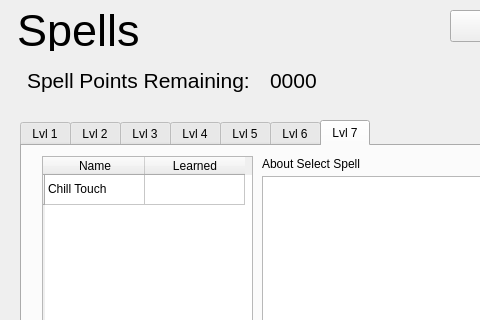
Qt form dndprototype/spells.ui (Jcamp44/dndBuilder) before a commit; both pictures show x 0 to 480 and y 0 to 320 of the 616 by 513 pixel window.
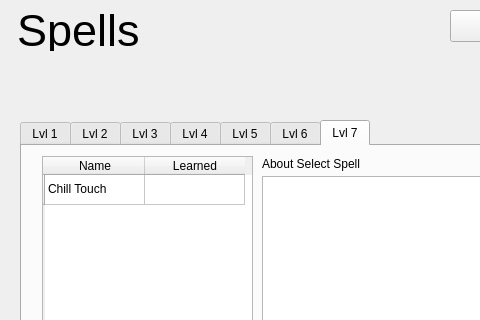
The same form after that commit. The open tabs and pages were chosen to show the change.

The edit to the form file:
```diff
--- a/dndprototype/spells.ui
+++ b/dndprototype/spells.ui
@@ -533,44 +533,6 @@
     <string>Spells</string>
    </property>
   </widget>
-  <widget class="QLabel" name="label_2">
-   <property name="geometry">
-    <rect>
-     <x>270</x>
-     <y>70</y>
-     <width>62</width>
-     <height>21</height>
-    </rect>
-   </property>
-   <property name="font">
-    <font>
-     <family>Arial</family>
-     <pointsize>16</pointsize>
-    </font>
-   </property>
-   <property name="text">
-    <string>0000</string>
-   </property>
-  </widget>
-  <widget class="QLabel" name="label">
-   <property name="geometry">
-    <rect>
-     <x>27</x>
-     <y>60</y>
-     <width>231</width>
-     <height>41</height>
-    </rect>
-   </property>
-   <property name="font">
-    <font>
-     <family>Arial</family>
-     <pointsize>16</pointsize>
-    </font>
-   </property>
-   <property name="text">
-    <string>Spell Points Remaining:</string>
-   </property>
-  </widget>
   <widget class="QPushButton" name="btnAboutClasses">
    <property name="geometry">
     <rect>
```
Left out of the diff: 2 changed lines with no effect on the pictures.
